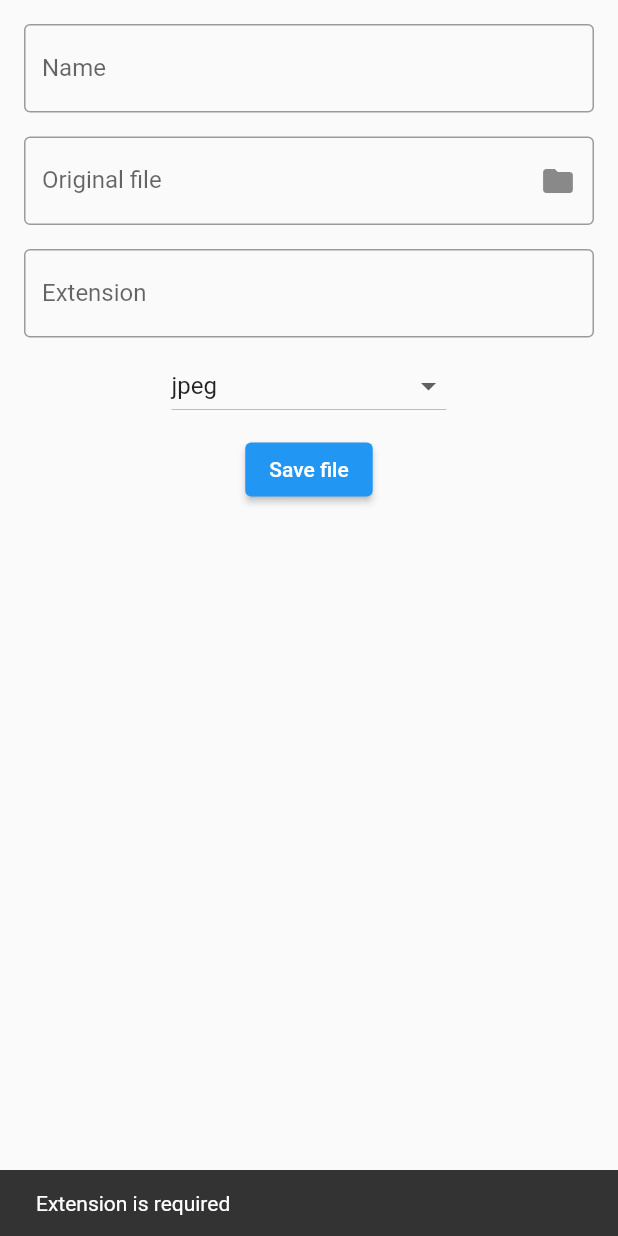
After one commit to incrediblezayed/file_saver, a Flutter app: the SaveWithFileProxy screen opened directly, after a tap on "Save file", on a phone screen of 412 x 824 dp. The commit adds this screen. Run offline on Flutter 3.47's test engine with Material 2 defaults, Android fonts, the phone set to English and light mode, and no system bars; our stand-ins replace file_picker, permission_handler; missing offline and left inert: dart:html, excel, path_provider_linux, path_provider_windows.

Commit message:
Fix/app_crashes_when_converting_large_files_to_byte (#1)

```diff
--- /dev/null
+++ b/example/lib/save_with_file_proxy.dart
@@ -0,0 +1,134 @@
+import 'dart:developer';
+import 'dart:io';
+
+import 'package:file_picker/file_picker.dart';
+import 'package:file_saver/file_saver.dart';
+import 'package:flutter/foundation.dart';
+import 'package:flutter/material.dart';
+import 'package:permission_handler/permission_handler.dart';
+
+class SaveWithFileProxy extends StatefulWidget {
+  const SaveWithFileProxy({Key? key}) : super(key: key);
+
+  @override
+  State<SaveWithFileProxy> createState() => _SaveWithFileProxyState();
+}
+
+class _SaveWithFileProxyState extends State<SaveWithFileProxy> {
+  TextEditingController nameController = TextEditingController();
+  TextEditingController originalFileController = TextEditingController();
+  TextEditingController destinationFileController = TextEditingController();
+  TextEditingController extController = TextEditingController();
+
+  MimeType type = MimeType.jpeg;
+
+  @override
+  Widget build(BuildContext context) {
+    return Scaffold(
+      body: Padding(
+        padding: const EdgeInsets.all(8.0),
+        child: Column(
+          children: [
+            Center(
+              child: Padding(
+                padding: const EdgeInsets.all(8.0),
+                child: TextField(
+                  controller: nameController,
+                  decoration: const InputDecoration(
+                    labelText: "Name",
+                    hintText: "Something",
+                    border: OutlineInputBorder(),
+                  ),
+                ),
+              ),
+            ),
+            Center(
+              child: Padding(
+                padding: const EdgeInsets.all(8.0),
+                child: TextField(
+                  controller: originalFileController,
+                  decoration: InputDecoration(
+                    labelText: "Original file",
+                    border: const OutlineInputBorder(),
+                    suffixIcon: IconButton(
+                      onPressed: () async {
+                        FilePickerResult? result =
+                            await FilePicker.platform.pickFiles();
+
+                        final resultPath = result?.files.single.path;
+
+                        if (resultPath != null) {
+                          File file = File(resultPath);
+                          originalFileController.text = file.path;
+                        } else {
+                          // User canceled the picker
+                        }
+                      },
+                      icon: const Icon(Icons.folder),
+                    ),
+                  ),
+                ),
+              ),
+            ),
+            Center(
+              child: Padding(
+                padding: const EdgeInsets.all(8.0),
+                child: TextField(
+                  controller: extController,
+                  decoration: const InputDecoration(
+                      labelText: "Extension",
+                      hintText: "jpg",
+                      border: OutlineInputBorder()),
+                ),
+              ),
+            ),
+            DropdownButton(
+              value: type,
+              items: MimeType.values
+                  .map((e) => DropdownMenuItem(value: e, child: Text(e.name)))
+                  .toList(),
+              onChanged: (value) {
+                setState(() {
+                  type = value as MimeType;
+                });
+              },
+            ),
+            Padding(
+              padding: const EdgeInsets.all(8),
+              child: ElevatedButton(
+                onPressed: () async {
+                  if (!kIsWeb) {
+                    if (Platform.isIOS || Platform.isAndroid) {
+                      bool status = await Permission.storage.isGranted;
+
+                      if (!status) await Permission.storage.request();
+                    }
+                  }
+                  if (type != MimeType.other && extController.text.isEmpty) {
+                    ScaffoldMessenger.of(context).showSnackBar(
+                        const SnackBar(content: Text("Extension is required")));
+                  }
+
+                  String path = await FileSaver.instance.saveFile(
+                    name: nameController.text == ""
+                        ? "File"
+                        : nameController.text,
+                    //link:  linkController.text,
+                    // bytes: Uint8List.fromList(excel.encode()!),
+                    file: File(originalFileController.text),
+                    ext: extController.text,
+
+                    ///extController.text,
+                    mimeType: MimeType.microsoftExcel,
+                  );
+                  log(path);
+                },
+                child: const Text('Save file'),
+              ),
+            )
+          ],
+        ),
+      ),
+    );
+  }
+}
--- a/example/pubspec.yaml
+++ b/example/pubspec.yaml
@@ -10,6 +10,7 @@ dependencies:
   flutter:
     sdk: flutter
   excel:
+  file_picker: ^5.5.0
   file_saver:
     path: ../
   cupertino_icons: ^1.0.4
--- a/lib/file_saver.dart
+++ b/lib/file_saver.dart
@@ -58,22 +58,50 @@ class FileSaver {
       String? customMimeType}) async {
     assert(mimeType != MimeType.custom || customMimeType != null,
         'customMimeType is required when mimeType is MimeType.custom');
-    bytes = bytes ??
-        await Helpers.getBytes(file: file, filePath: filePath, link: link);
 
     String extension = Helpers.getExtension(extension: ext);
+    final isFile = file != null || filePath != null;
+    if (!isFile) {
+      bytes = bytes ??
+          await Helpers.getBytes(file: file, filePath: filePath, link: link);
+    }
     try {
-      _saver = Saver(
-          fileModel: FileModel(
+      if (isFile) {
+        directory = await saveFileOnly(
               name: name,
-              bytes: bytes,
+              file: file ?? File(filePath!),
               ext: extension,
-              mimeType:
-                  mimeType.type.isEmpty ? customMimeType! : mimeType.type));
-      directory = await _saver.save() ?? _somethingWentWrong;
+              mimeType: mimeType,
+            ) ??
+            _somethingWentWrong;
+      } else {
+        _saver = Saver(
+            fileModel: FileModel(
+                name: name,
+                bytes: bytes!,
+                ext: extension,
+                mimeType:
+                    mimeType.type.isEmpty ? customMimeType! : mimeType.type));
+        directory = await _saver.save() ?? _somethingWentWrong;
+      }
       return directory;
     } catch (e) {
       return directory;
+    }
+  }
+
+  Future<String?> saveFileOnly(
+      {required String name,
+      required File file,
+      String ext = '',
+      MimeType mimeType = MimeType.other,
+      String? customMimeType}) async {
+    try {
+      final applicationDirectory = await Helpers.getDirectory();
+
+      return (await file.copy('$applicationDirectory/$name$ext')).path;
+    } catch (e) {
+      return null;
     }
   }
 
--- a/lib/src/utils/helpers.dart
+++ b/lib/src/utils/helpers.dart
@@ -40,7 +40,7 @@ class Helpers {
   static Future<String?> getDirectory() async {
     String? path;
     try {
-      if (Platform.isIOS) {
+      if (Platform.isIOS || Platform.isAndroid) {
         path = (await path_provider.getApplicationDocumentsDirectory()).path;
       } else if (Platform.isMacOS) {
         path = (await path_provider.getDownloadsDirectory())?.path;
```
Also changed, not shown: example/lib/main.dart (+27 -132 lines), example/lib/save_with_byte_proxy.dart (added, +180 -0 lines), example/pubspec.lock, pubspec.lock, 2 other files.
